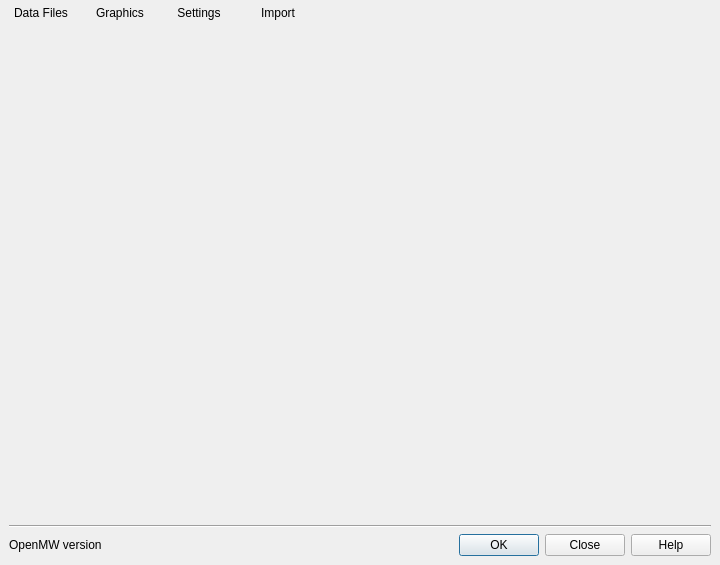
First picture: the form in apps/launcher/ui/mainwindow.ui, repository sunhawken/openmw, before the edit.
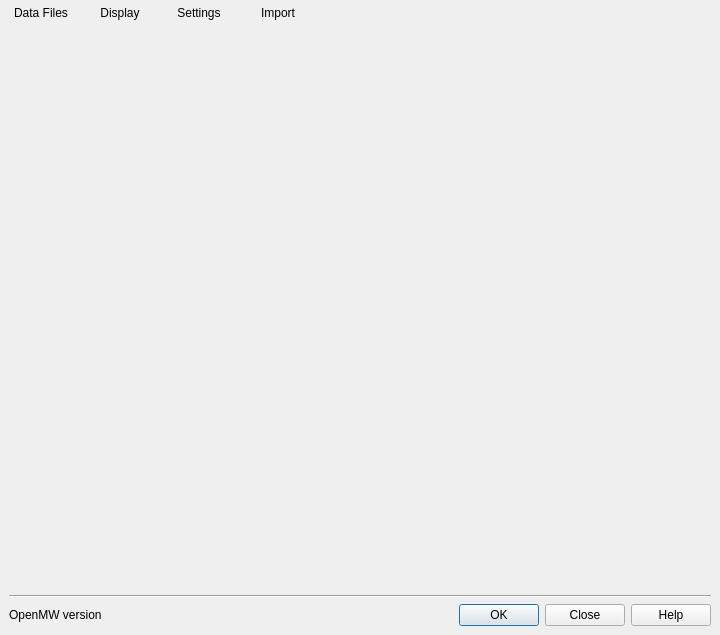
Second picture: the form after the edit. Icons and pictures are not drawn.

The edit to the form file:
```diff
--- a/apps/launcher/ui/mainwindow.ui
+++ b/apps/launcher/ui/mainwindow.ui
@@ -7,13 +7,13 @@
     <x>0</x>
     <y>0</y>
     <width>720</width>
-    <height>565</height>
+    <height>635</height>
    </rect>
   </property>
   <property name="minimumSize">
    <size>
     <width>720</width>
-    <height>565</height>
+    <height>635</height>
    </size>
   </property>
   <property name="windowTitle">
@@ -145,7 +145,7 @@
      <normaloff>:/images/preferences-video.png</normaloff>:/images/preferences-video.png</iconset>
    </property>
    <property name="text">
-    <string>Graphics</string>
+    <string>Display</string>
    </property>
    <property name="toolTip">
     <string>Allows to change graphics settings</string>
```
Left out of the diff: 12 changed lines with no effect on the pictures.
